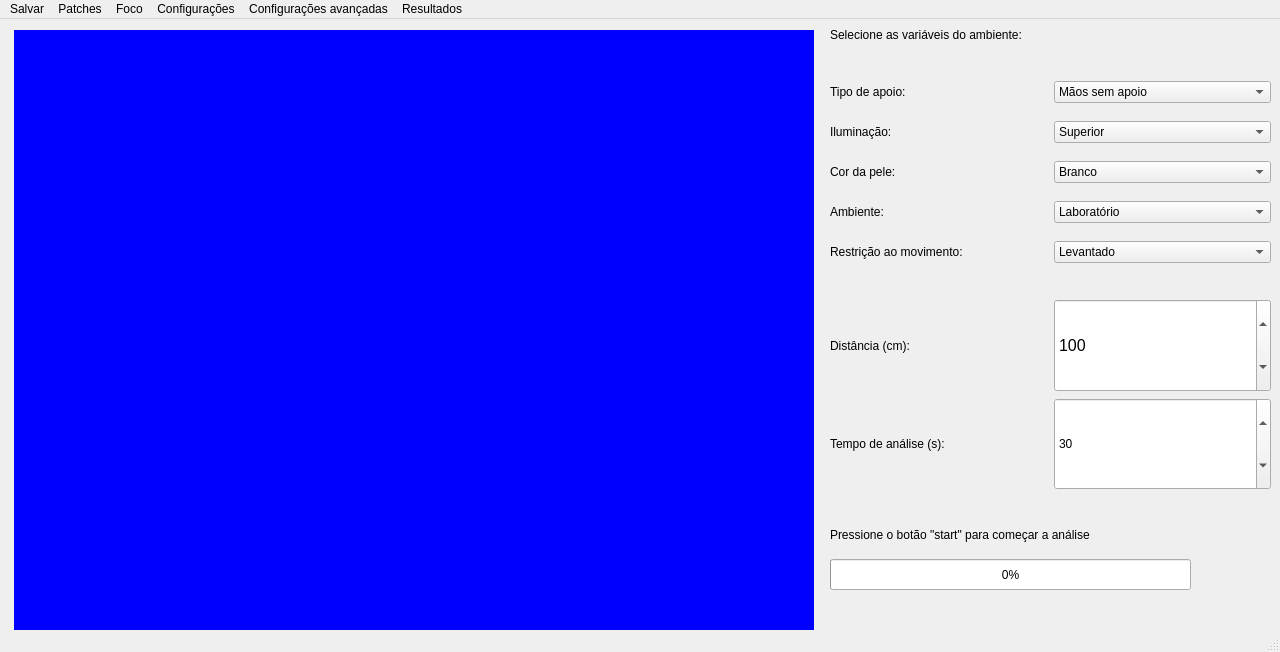
This is qt_desiner/main_window.ui in MirandaBiel/lion as Qt 5 draws it before an edit. The edited form follows.
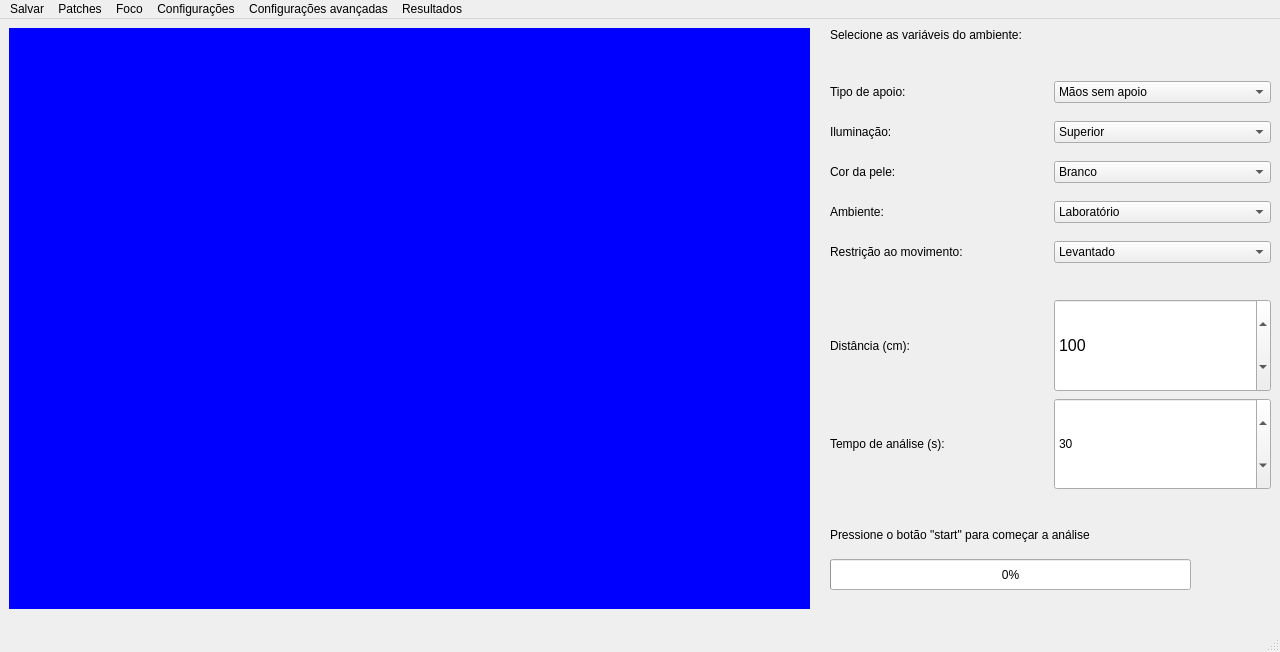
This is the edited form. Icons and pictures are not drawn.

What changed in the file:
```diff
--- a/qt_desiner/main_window.ui
+++ b/qt_desiner/main_window.ui
@@ -21,22 +21,6 @@
    <string notr="true">font: 12pt &quot;MS Shell Dlg 2&quot;;</string>
   </property>
   <widget class="QWidget" name="centralwidget">
-   <widget class="QLabel" name="preview_BOX">
-    <property name="geometry">
-     <rect>
-      <x>14</x>
-      <y>11</y>
-      <width>800</width>
-      <height>600</height>
-     </rect>
-    </property>
-    <property name="styleSheet">
-     <string notr="true">background-color: rgb(0, 0, 255);</string>
-    </property>
-    <property name="text">
-     <string/>
-    </property>
-   </widget>
    <widget class="QProgressBar" name="progressBar">
     <property name="geometry">
      <rect>
@@ -338,6 +322,28 @@
      <string>Selecione as variáveis do ambiente:</string>
     </property>
    </widget>
+   <widget class="QWidget" name="gridLayoutWidget_3">
+    <property name="geometry">
+     <rect>
+      <x>9</x>
+      <y>9</y>
+      <width>801</width>
+      <height>581</height>
+     </rect>
+    </property>
+    <layout class="QGridLayout" name="gridPreview">
+     <item row="0" column="0">
+      <widget class="QLabel" name="preview_BOX">
+       <property name="styleSheet">
+        <string notr="true">background-color: rgb(0, 0, 255);</string>
+       </property>
+       <property name="text">
+        <string/>
+       </property>
+      </widget>
+     </item>
+    </layout>
+   </widget>
   </widget>
   <widget class="QMenuBar" name="menubar">
    <property name="geometry">
```
Left out of the diff: 32 changed lines with no effect on the pictures.
